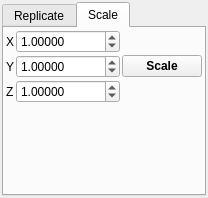
trisyoungs/aten, file trunk/src/gui/celltransform.ui: the form before one commit.
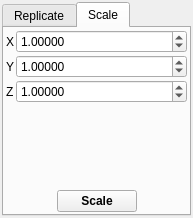
The form after the commit. The open tabs and pages were chosen to show the change. Icons and pictures are not drawn.

What changed in the file:
```diff
--- a/trunk/src/gui/celltransform.ui
+++ b/trunk/src/gui/celltransform.ui
@@ -5,8 +5,8 @@
    <rect>
     <x>0</x>
     <y>0</y>
-    <width>208</width>
-    <height>198</height>
+    <width>167</width>
+    <height>218</height>
    </rect>
   </property>
   <property name="windowTitle" >
@@ -433,7 +433,43 @@
            </property>
           </widget>
          </item>
-         <item row="1" column="2" >
+        </layout>
+       </item>
+       <item>
+        <spacer>
+         <property name="orientation" >
+          <enum>Qt::Vertical</enum>
+         </property>
+         <property name="sizeHint" >
+          <size>
+           <width>20</width>
+           <height>40</height>
+          </size>
+         </property>
+        </spacer>
+       </item>
+       <item>
+        <layout class="QHBoxLayout" >
+         <property name="margin" >
+          <number>0</number>
+         </property>
+         <property name="spacing" >
+          <number>6</number>
+         </property>
+         <item>
+          <spacer>
+           <property name="orientation" >
+            <enum>Qt::Horizontal</enum>
+           </property>
+           <property name="sizeHint" >
+            <size>
+             <width>40</width>
+             <height>20</height>
+            </size>
+           </property>
+          </spacer>
+         </item>
+         <item>
           <widget class="QPushButton" name="CellScaleButton" >
            <property name="sizeIncrement" >
             <size>
@@ -456,20 +492,20 @@
            </property>
           </widget>
          </item>
-        </layout>
-       </item>
        <item>
         <spacer>
          <property name="orientation" >
-          <enum>Qt::Vertical</enum>
+            <enum>Qt::Horizontal</enum>
          </property>
          <property name="sizeHint" >
           <size>
-           <width>20</width>
-           <height>40</height>
+             <width>40</width>
+             <height>20</height>
           </size>
          </property>
         </spacer>
+         </item>
+        </layout>
        </item>
       </layout>
      </widget>
```
Left out of the diff: 1 changed line with no effect on the pictures. Lines whose indentation alone changed are shown as unchanged.
